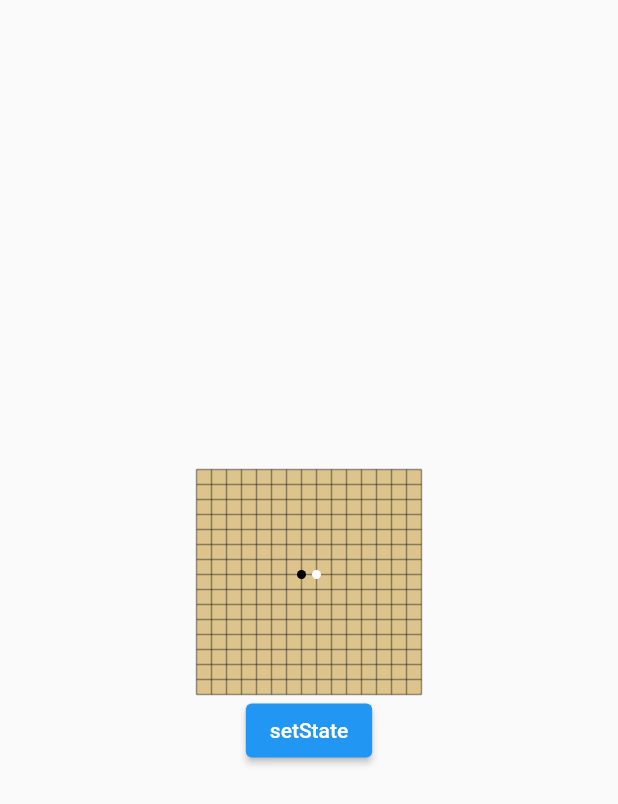
After one commit to kyyiu/flutter_learn, a Flutter app: the Learn_Principle screen opened directly, after a tap on "setState", on a phone screen of 412 x 824 dp. The commit adds this screen. Shown: the top 804 px of the screen. Run offline on Flutter 3.47's test engine with Material 2 defaults, Android fonts, the phone set to English and light mode, and no system bars; our stand-ins replace dio; missing offline and left inert: dart:ffi.

Commit message:
原理学习

```diff
--- /dev/null
+++ b/lib/pages/widgetProduce/learn_principle.dart
@@ -0,0 +1,247 @@
+import 'dart:math';
+import 'dart:ui';
+
+import 'package:flutter/material.dart';
+import 'package:flutter/rendering.dart';
+import 'package:flutter/services.dart';
+
+class Learn_Principle extends StatefulWidget {
+  const Learn_Principle({Key? key}) : super(key: key);
+
+  @override
+  State<Learn_Principle> createState() => _Learn_PrincipleState();
+}
+
+class _Learn_PrincipleState extends State<Learn_Principle> {
+  ByteData? byteData;
+  useSelfComponent() {
+    return SelfComponentWidget();
+  }
+
+  useLayer() {
+    return Center(
+      child: Column(
+        mainAxisSize: MainAxisSize.min,
+        children: [
+          ChessWidget(),
+          ElevatedButton(
+            onPressed: () {
+              setState(() => {});
+            },
+            child: Text("setState"),
+          ),
+        ],
+      ),
+    );
+  }
+
+  @override
+  Widget build(BuildContext context) {
+    return Scaffold(
+      body: useLayer(),
+    );
+  }
+}
+
+class LearnStateLess extends StatelessWidget {
+  const LearnStateLess({Key? key}) : super(key: key);
+
+  // StatelessWidget是个抽象类
+
+  // 实现抽象类中的build方法,传入LearnStateLess实例到StatelessElement中通过widget.build(this)调用,这里context即是this，而this正是StatelessElement实例, stateful同理
+  // BuildContext就是widget对应的Element，
+  // 所以我们可以通过context在StatelessWidget和StatefulWidget的build方法中直接访问Element对象。
+  // 我们获取主题数据的代码Theme.of(context)内部正是调用了Element的dependOnInheritedWidgetOfExactType()方法。
+  @override
+  Widget build(BuildContext context) {
+    return Container();
+  }
+}
+
+// 自定义实现StatelessWidget
+class SelfComponentElement extends ComponentElement {
+  SelfComponentElement(Widget w) : super(w);
+  String txt = '123456789';
+
+  @override
+  Widget build() {
+    // this即是elemnt实例本身
+    Color primary = Theme.of(this).primaryColor;
+    return GestureDetector(
+      child: Center(
+        child: ElevatedButton(
+          child: Text(txt),
+          onPressed: () {
+            var t = txt.split('')..shuffle();
+            txt = t.join('');
+            markNeedsBuild(); //点击后将该Element标记为dirty，Element将会rebuild
+          },
+        ),
+      ),
+    );
+  }
+}
+
+// 由于flutter设计上通过widget createlemt插入，所以需要实现一下适配
+// 此时SelfComponentWidget 就可以像其他flutter一样使用了
+class SelfComponentWidget extends Widget {
+  @override
+  Element createElement() {
+    return SelfComponentElement(this);
+  }
+}
+
+// 绘制原理
+// Flutter中和绘制相关的对象有三个，分别是Canvas、Layer 和 Scene：
+
+// Canvas：封装了Flutter Skia各种绘制指令，比如画线、画圆、画矩形等指令。
+// Layer：分为容器类和绘制类两种；暂时可以理解为是绘制产物的载体，比如调用 Canvas 的绘制 API 后，相应的绘制产物被保存在 PictureLayer.picture 对象中。
+// Scene：屏幕上将要要显示的元素。在上屏前，我们需要将Layer中保存的绘制产物关联到 Scene 上。
+// Flutter 绘制流程：
+
+// 构建一个 Canvas，用于绘制；同时还需要创建一个绘制指令记录器，因为绘制指令最终是要传递给 Skia 的，而 Canvas 可能会连续发起多条绘制指令，指令记录器用于收集 Canvas 在一段时间内所有的绘制指令，因此Canvas 构造函数第一个参数必须传递一个 PictureRecorder 实例。
+// Canvas 绘制完成后，通过 PictureRecorder 获取绘制产物，然后将其保存在 Layer 中。
+// 构建 Scene 对象，将 layer 的绘制产物和 Scene 关联起来。
+// 上屏；调用window.render API 将Scene上的绘制产物发送给GPU。
+
+/// 通过 Layer 实现绘制缓存
+class ChessWidget extends LeafRenderObjectWidget {
+  @override
+  RenderObject createRenderObject(BuildContext context) {
+    return RenderChess();
+  }
+}
+
+class RenderChess extends RenderBox {
+  // 保存之前的棋盘大小
+  Rect _rect = Rect.zero;
+  // 定义一个新的 layerHandle
+  final layerHandle = LayerHandle<PictureLayer>();
+
+  @override
+  void dispose() {
+    //layer通过引用计数的方式来跟踪自身是否还被layerHandle持有，
+    //如果不被持有则会释放资源，所以我们必须手动置空，该set操作会
+    //解除layerHandle对layer的持有。
+    layerHandle.layer = null;
+    super.dispose();
+  }
+
+
+  @override
+  void performLayout() {
+    //确定ChessWidget的大小
+    size = constraints.constrain(
+      constraints.isTight ? Size.infinite : Size(150, 150),
+    );
+  }
+
+  void drawChessboard(Canvas canvas, Rect rect) {
+    //棋盘背景
+    var paint = Paint()
+      ..isAntiAlias = true
+      ..style = PaintingStyle.fill //填充
+      ..color = Color(0xFFDCC48C);
+    canvas.drawRect(rect, paint);
+
+    //画棋盘网格
+    paint
+      ..style = PaintingStyle.stroke //线
+      ..color = Colors.black38
+      ..strokeWidth = 1.0;
+
+    //画横线
+    for (int i = 0; i <= 15; ++i) {
+      double dy = rect.top + rect.height / 15 * i;
+      canvas.drawLine(Offset(rect.left, dy), Offset(rect.right, dy), paint);
+    }
+
+    for (int i = 0; i <= 15; ++i) {
+      double dx = rect.left + rect.width / 15 * i;
+      canvas.drawLine(Offset(dx, rect.top), Offset(dx, rect.bottom), paint);
+    }
+  }
+
+//画棋子
+  void drawPieces(Canvas canvas, Rect rect) {
+    double eWidth = rect.width / 15;
+    double eHeight = rect.height / 15;
+    //画一个黑子
+    var paint = Paint()
+      ..style = PaintingStyle.fill
+      ..color = Colors.black;
+    //画一个黑子
+    canvas.drawCircle(
+      Offset(rect.center.dx - eWidth / 2, rect.center.dy - eHeight / 2),
+      min(eWidth / 2, eHeight / 2) - 2,
+      paint,
+    );
+    //画一个白子
+    paint.color = Colors.white;
+    canvas.drawCircle(
+      Offset(rect.center.dx + eWidth / 2, rect.center.dy - eHeight / 2),
+      min(eWidth / 2, eHeight / 2) - 2,
+      paint,
+    );
+  }
+
+  // _checkIfChessboardNeedsUpdate(Rect rect) {
+  //   // 如果绘制区域大小没发生变化，则无需重绘棋盘
+  //   if (_rect == rect) return;
+
+  //   // 绘制区域发生了变化，需要重新绘制并缓存棋盘
+  //   _rect = rect;
+  //   print("paint chessboard");
+  //   // 新建一个PictureLayer，用于缓存棋盘的绘制结果，并添加到layer中
+  //   PictureRecorder recorder = PictureRecorder();
+  //   Canvas canvas = Canvas(recorder);
+  //   drawChessboard(canvas, rect); //绘制棋盘
+  //   // 将绘制产物保存在pictureLayer中
+  //   _layer = PictureLayer(Rect.zero)..picture = recorder.endRecording();
+  //   print('ttt');
+  //   print(_layer);
+  // }
+
+  // @override
+  // void paint(PaintingContext context, Offset offset) {
+  //   Rect rect = offset & size;
+  //   //检查棋盘大小是否需要变化，如果变化，则需要重新绘制棋盘并缓存
+  //   _checkIfChessboardNeedsUpdate(rect);
+  //   //将缓存棋盘的layer添加到context中，每次重绘都要调用，原因下面会解释
+  //   // 因为重绘是当前节点的第一个父级向下发起的，而每次重绘前，该节点都会先清空所有的孩子，
+  //   // 代码见 PaintingContext.repaintCompositedChild 方法，所以我们需要每次重绘时都要添加一下。
+  //   context.addLayer(_layer);
+  //   //再画棋子
+  //   print("paint pieces");
+  //   drawPieces(context.canvas, rect);
+  // }
+
+_checkIfChessboardNeedsUpdate(Rect rect) {
+  // 如果绘制区域大小没发生变化，则无需重绘棋盘
+  if (_rect == rect) return;
+
+  // 绘制区域发生了变化，需要重新绘制并缓存棋盘
+  _rect = rect;
+  print("paint chessboard");
+
+  // 新建一个PictureLayer，用于缓存棋盘的绘制结果，并添加到layer中
+  PictureRecorder recorder = PictureRecorder();
+  Canvas canvas = Canvas(recorder);
+  drawChessboard(canvas, rect); //绘制棋盘
+  // 将绘制产物保存在pictureLayer中
+  layerHandle.layer = PictureLayer(Rect.zero)..picture = recorder.endRecording();
+}
+
+@override
+void paint(PaintingContext context, Offset offset) {
+  Rect rect = offset & size;
+  //检查棋盘大小是否需要变化，如果变化，则需要重新绘制棋盘并缓存
+  _checkIfChessboardNeedsUpdate(rect);
+  //将缓存棋盘的layer添加到context中，每次重绘都要调用，原因下面会解释
+  //将缓存棋盘的layer添加到context中
+  context.addLayer(layerHandle.layer!);
+  //再画棋子
+  print("paint pieces");
+  drawPieces(context.canvas, rect);
+}
+}
```
Also changed, not shown: lib/routes.dart (+7 -3 lines).
